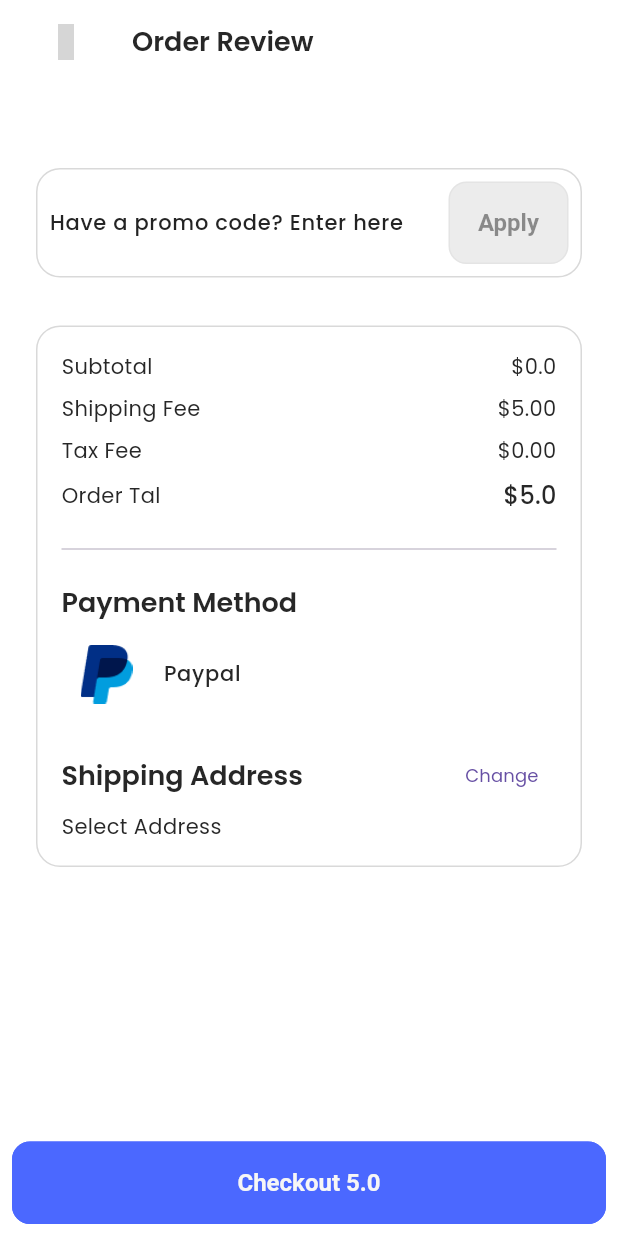
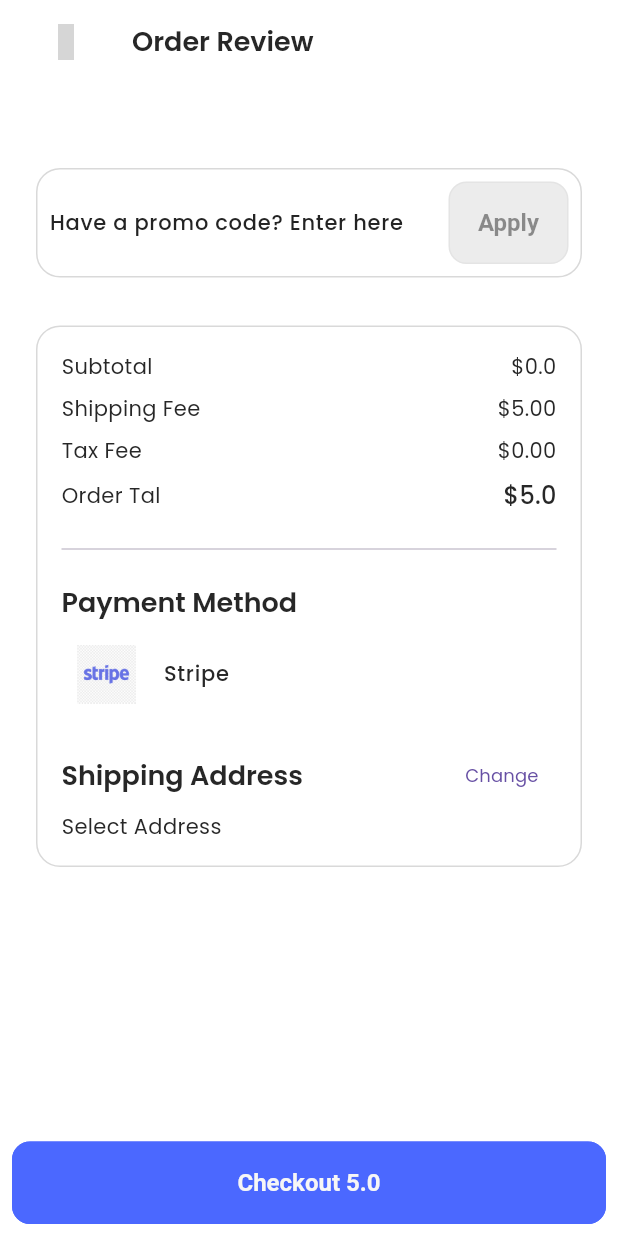
Before and after one commit to TruongManhHoang/Ecommerce-2025, a Flutter app: the CheckoutScreen screen opened by its route, on a phone screen of 412 x 824 dp. Run offline on Flutter 3.47's test engine with Material 3 defaults, Android fonts, the phone set to English and light mode, and no system bars; our stand-ins replace cached_network_image, carousel_slider, cloud_firestore, connectivity_plus, dio, firebase_auth and 17 more; missing offline and left inert: flutter_stripe; accounts and stored records are empty; project files that could hold a hidden picture were left out; grey boxes are pictures that could not be loaded.

Commit message:
update payment stripe

```diff
--- a/lib/features/shop/screens/checkout/widgets/billing_payment_section.dart
+++ b/lib/features/shop/screens/checkout/widgets/billing_payment_section.dart
@@ -2,6 +2,7 @@ import 'package:ecommerce_app/common/widgets/custom_shapes/container/rounded_con
 import 'package:ecommerce_app/common/widgets/texts/section_heading.dart';
 import 'package:ecommerce_app/features/shop/controller/product/checkout_controller.dart';
 import 'package:ecommerce_app/utils/constants/colors.dart';
+import 'package:ecommerce_app/utils/constants/image_strings.dart';
 import 'package:ecommerce_app/utils/constants/sizes.dart';
 import 'package:ecommerce_app/utils/helpers/helper_functions.dart';
 import 'package:flutter/material.dart';
@@ -12,10 +13,8 @@ class TBillingPaymentSection extends StatelessWidget {
 
   @override
   Widget build(BuildContext context) {
-    final controller = Get.put(CheckoutController());
     final dark = THelperFunctions.isDarkMode(context);
-    return Column(
-      children: [
+    return Column(children: [
       TSectionHeading(
         title: 'Payment Method',
         showActionButton: false,
@@ -23,8 +22,7 @@ class TBillingPaymentSection extends StatelessWidget {
       const SizedBox(
         height: TSizes.spaceBtwItems / 2,
       ),
-        Obx(
-          () => Row(
+      Row(
         children: [
           TRoundedContainer(
             width: 60,
@@ -32,8 +30,7 @@ class TBillingPaymentSection extends StatelessWidget {
             backgroundColor: dark ? TColors.light : TColors.white,
             padding: const EdgeInsets.all(TSizes.sm),
             child: Image(
-                  image:
-                      AssetImage(controller.selectedPaymentMethod.value.image),
+              image: AssetImage(TImages.stripe),
               fit: BoxFit.contain,
             ),
           ),
@@ -41,13 +38,11 @@ class TBillingPaymentSection extends StatelessWidget {
             width: TSizes.spaceBtwItems / 2,
           ),
           Text(
-                controller.selectedPaymentMethod.value.name,
+            'Stripe',
             style: Theme.of(context).textTheme.bodyLarge,
           ),
         ],
       ),
-        )
-      ],
-    );
+    ]);
   }
 }
--- a/lib/utils/constants/image_strings.dart
+++ b/lib/utils/constants/image_strings.dart
@@ -11,6 +11,7 @@ class TImages {
   // -- Social Logos
   static const String google = "assets/logos/google-icon.png";
   static const String facebook = "assets/logos/facebook-icon.png";
+  static const String stripe = "assets/logos/stripe_icon.png";
 
   // -- Category Icons
   static const String bagIcon = "assets/icons/categories/bag.png";
--- a/lib/utils/helpers/pricing_calculator.dart
+++ b/lib/utils/helpers/pricing_calculator.dart
@@ -1,15 +1,14 @@
-
 class TPricingCalculator {
-
   /// -- Calculate Price based on tax and shipping
   static double calculateTotalPrice(double productPrice, String location) {
     double taxRate = getTaxRateForLocation(location);
     double taxAmount = productPrice * taxRate;
-
     double shippingCost = getShippingCost(location);
 
     double totalPrice = productPrice + taxAmount + shippingCost;
-  return totalPrice;
+
+    return double.parse(
+        totalPrice.toStringAsFixed(2)); // Làm tròn và giữ dạng double
   }
 
   /// -- Calculate shipping cost
@@ -17,6 +16,7 @@ class TPricingCalculator {
     double shippingCost = getShippingCost(location);
     return shippingCost.toStringAsFixed(2);
   }
+
   /// -- Calculate tax
   static String calculateTax(double productPrice, String location) {
     double taxRate = getTaxRateForLocation(location);
```
Also changed, not shown: assets/logos/stripe_icon.png (added), 2 other files. Lines whose indentation alone changed are shown as unchanged.
